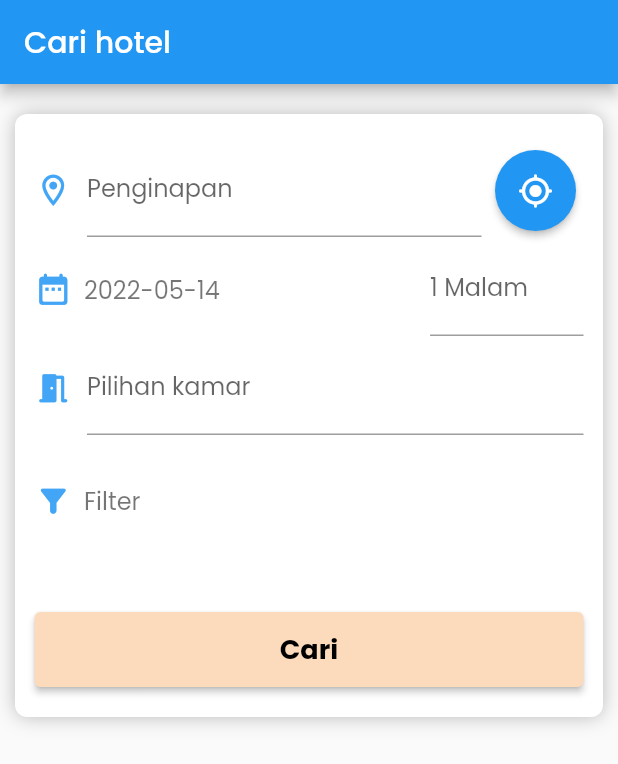
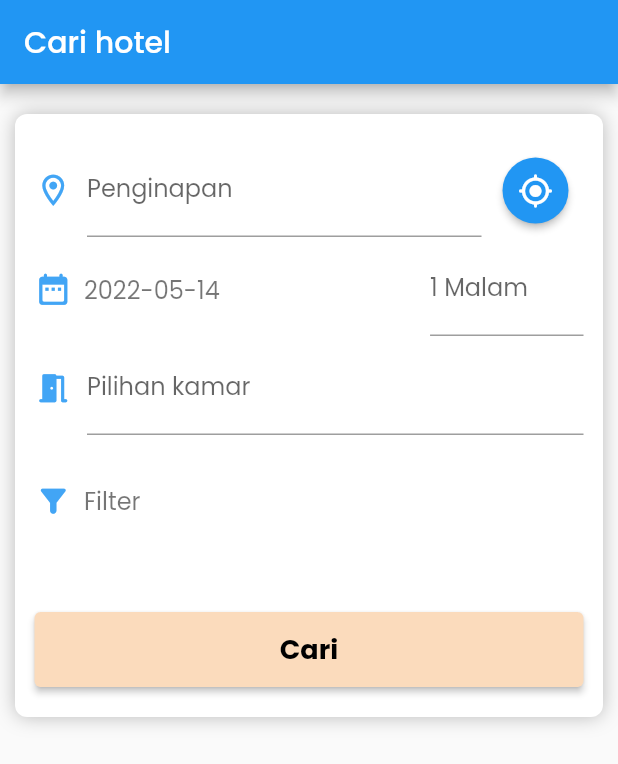
Before and after one commit to NoFall887/PBM_B7, a Flutter app: the SearchPage screen opened directly, on a phone screen of 412 x 824 dp. Shown: the top 764 px of the screen. Run offline on Flutter 3.47's test engine with Material 2 defaults, Android fonts, the phone set to English and light mode, and no system bars; our stand-ins replace carousel_slider, email_validator, flutter_rating_bar, readmore, smooth_page_indicator; missing offline and left inert: favorite_button, flutter_material_pickers.

```diff
--- a/lib/search.dart
+++ b/lib/search.dart
@@ -138,7 +138,7 @@ class _SearchPageState extends State<SearchPage> {
         SizedBox(width: 4),
         ElevatedButton(
           style: ElevatedButton.styleFrom(
-              shape: const CircleBorder(), padding: const EdgeInsets.all(15)),
+              shape: const CircleBorder(), padding: const EdgeInsets.all(10)),
           child: const Icon(Icons.gps_fixed_rounded),
           onPressed: () {},
         ),
```
Also changed, not shown: pubspec.yaml (+4 -4 lines), pubspec.lock, 2 other files.
